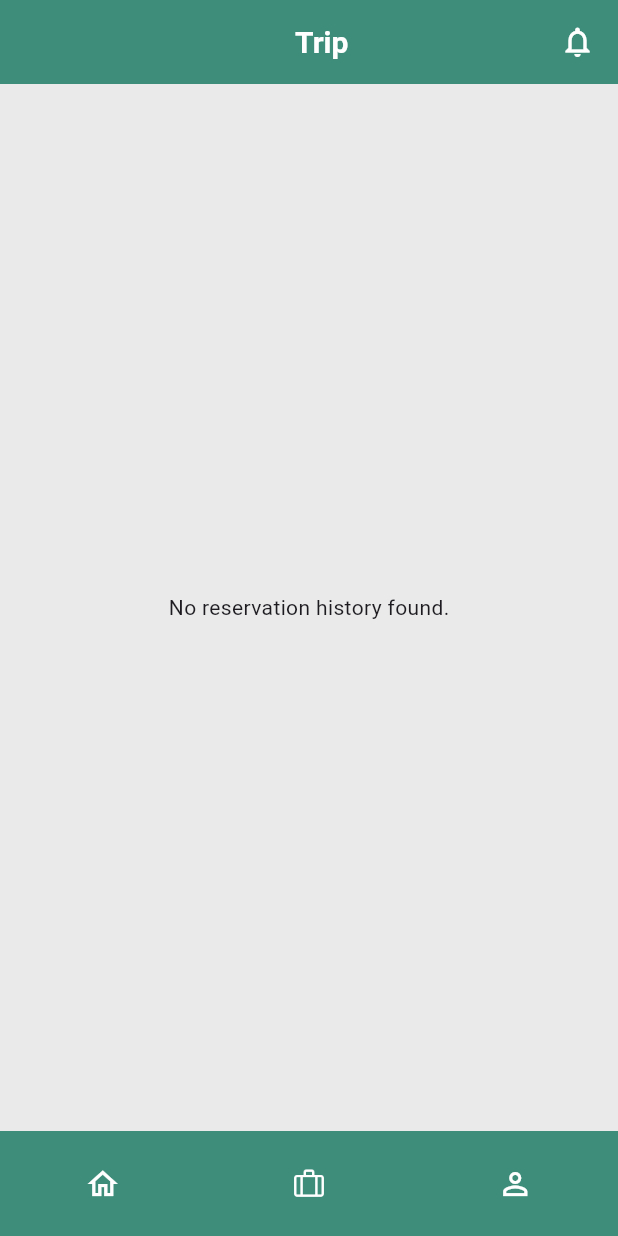
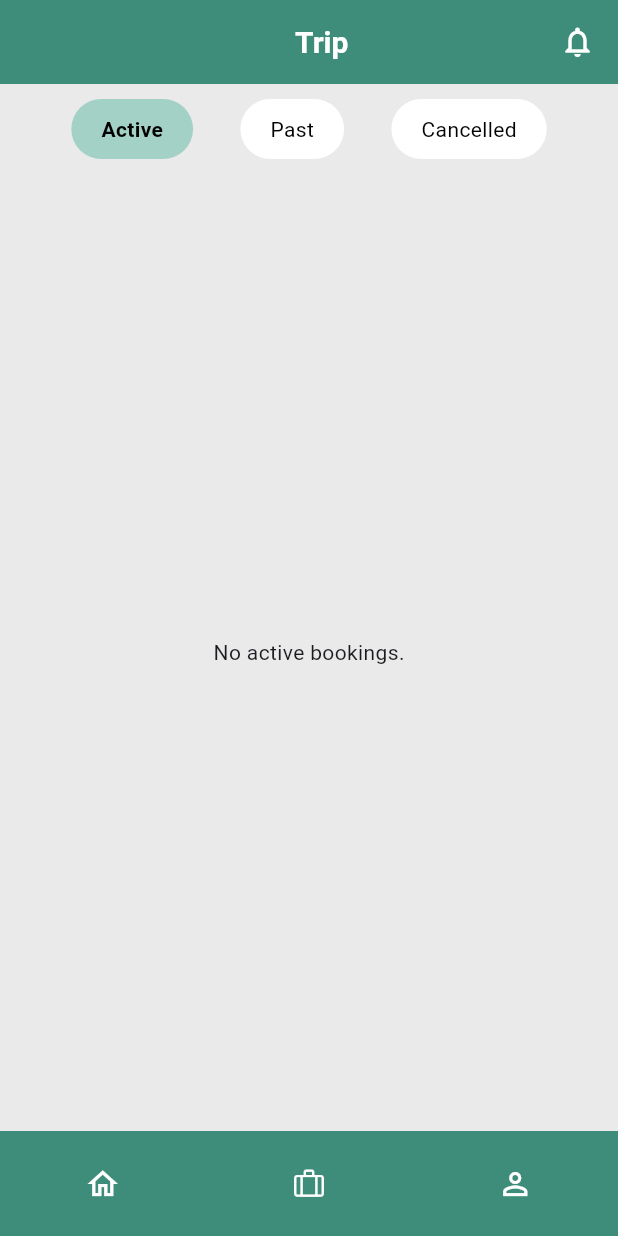
Before and after one commit to jatnipit/hotel-booking-project, a Flutter app: the screen it shows after launch, item 2 of the bottom bar chosen, on a phone screen of 412 x 824 dp. Run offline on Flutter 3.47's test engine with Material 3 defaults, Android fonts, the phone set to English and light mode, and no system bars; our stand-ins replace cloud_firestore, firebase_auth, firebase_core, google_sign_in; accounts and stored records are empty.

Commit message:
history tabs added

```diff
--- a/lib/screens/details_screen.dart
+++ b/lib/screens/details_screen.dart
@@ -100,7 +100,8 @@ class _DetailScreenState extends State<DetailScreen> {
         'checkOutDate': checkOutDate?.toString(),
         'roomName': widget.roomData['name'],
         'pricePerNight': widget.roomData['pricePerNight'],
-        'bookingTime': FieldValue.serverTimestamp(), // Added server timestamp
+        'bookingTime': FieldValue.serverTimestamp(),
+        'isCancelled': false, // Ensure every new booking is not cancelled
       });
       ScaffoldMessenger.of(context).showSnackBar(
         const SnackBar(content: Text('Book success.')),
--- a/lib/screens/reserve_history.dart
+++ b/lib/screens/reserve_history.dart
@@ -2,6 +2,7 @@ import 'package:flutter/material.dart';
 import 'package:cloud_firestore/cloud_firestore.dart';
 import 'package:firebase_auth/firebase_auth.dart';
 import 'package:intl/intl.dart';
+import 'package:project/materials/app_colors.dart';
 import 'package:project/screens/edit_booking_screen.dart';
 
 class ReserveHistory extends StatefulWidget {
@@ -11,7 +12,22 @@ class ReserveHistory extends StatefulWidget {
   State<ReserveHistory> createState() => _ReserveHistoryState();
 }
 
-class _ReserveHistoryState extends State<ReserveHistory> {
+class _ReserveHistoryState extends State<ReserveHistory>
+    with SingleTickerProviderStateMixin {
+  late TabController _tabController;
+
+  @override
+  void initState() {
+    super.initState();
+    _tabController = TabController(length: 3, vsync: this);
+  }
+
+  @override
+  void dispose() {
+    _tabController.dispose();
+    super.dispose();
+  }
+
   Future<List<Map<String, dynamic>>> fetchBookings() async {
     User? user = FirebaseAuth.instance.currentUser;
     String? userID = user?.uid;
@@ -43,22 +59,56 @@ class _ReserveHistoryState extends State<ReserveHistory> {
     return checkOutDate.difference(checkInDate).inDays;
   }
 
-  Future<void> deleteBooking(String bookingId) async {
+  Future<void> cancelBooking(String bookingId) async {
+    // Show confirmation dialog before cancelling
+    showDialog(
+      context: context,
+      builder: (BuildContext context) {
+        return AlertDialog(
+          title: const Text('Confirm Cancellation'),
+          content: const Text('Are you sure you want to cancel this trip?'),
+          actions: [
+            TextButton(
+              child: const Text('No'),
+              onPressed: () {
+                Navigator.of(context).pop(); // Dismiss the dialog
+              },
+            ),
+            TextButton(
+              child: const Text('Yes'),
+              onPressed: () async {
                 try {
                   await FirebaseFirestore.instance
                       .collection('bookings')
                       .doc(bookingId)
-          .delete();
+                      .update({'isCancelled': true});
                   ScaffoldMessenger.of(context).showSnackBar(
-        const SnackBar(content: Text('Booking deleted')),
+                    const SnackBar(content: Text('Booking cancelled')),
                   );
                   setState(() {});
                 } catch (e) {
-      print('Error deleting booking: $e');
+                  print('Error cancelling booking: $e');
+                  ScaffoldMessenger.of(context).showSnackBar(
+                    const SnackBar(content: Text('Error cancelling booking.')),
+                  );
                 }
+                Navigator.of(context).pop(); // Dismiss the dialog after action
+              },
+            ),
+          ],
+        );
+      },
+    );
   }
 
-  String getRemainingTime(Timestamp? bookingTimestamp) {
+  String getRemainingTime(
+      Timestamp? bookingTimestamp, bool isCancelled, bool isPast) {
+    if (isCancelled) {
+      return 'Cancelled';
+    }
+    if (isPast) {
+      return 'Completed';
+    }
     if (bookingTimestamp == null) return 'Not editable';
     DateTime bookingTime = bookingTimestamp.toDate();
     DateTime expirationTime = bookingTime.add(const Duration(minutes: 15));
@@ -69,27 +119,19 @@ class _ReserveHistoryState extends State<ReserveHistory> {
           DateFormat('HH:mm dd MMM yyyy').format(expirationTime);
       return 'Editable until $formattedTime';
     } else {
-      return 'Edit window closed';
+      return 'Uneditable';
     }
   }
 
-  @override
-  Widget build(BuildContext context) {
-    return Scaffold(
-      body: FutureBuilder<List<Map<String, dynamic>>>(
-        future: fetchBookings(),
-        builder: (context, snapshot) {
-          if (snapshot.connectionState == ConnectionState.waiting) {
-            return const Center(child: CircularProgressIndicator());
+  Widget buildBookingList(List<Map<String, dynamic>> bookings, String tabType) {
+    if (bookings.isEmpty) {
+      String message = tabType == 'active'
+          ? 'No active bookings.'
+          : tabType == 'past'
+              ? 'No past bookings.'
+              : 'No cancelled bookings.';
+      return Center(child: Text(message));
     }
-          if (snapshot.hasError) {
-            return Center(child: Text('Error: ${snapshot.error}'));
-          }
-          if (!snapshot.hasData || snapshot.data!.isEmpty) {
-            return const Center(child: Text('No reservation history found.'));
-          }
-
-          var bookings = snapshot.data!;
 
     return ListView.builder(
       padding: const EdgeInsets.all(10),
@@ -101,26 +143,25 @@ class _ReserveHistoryState extends State<ReserveHistory> {
           booking['checkOutDate'],
           int.parse(booking['pricePerNight'].toString()),
         );
-              int nights = calculateNights(
-                booking['checkInDate'],
-                booking['checkOutDate'],
-              );
+        int nights =
+            calculateNights(booking['checkInDate'], booking['checkOutDate']);
 
         Timestamp? bookingTimestamp = booking['bookingTime'];
-              bool canEdit = bookingTimestamp != null &&
-                  DateTime.now()
-                          .difference(bookingTimestamp.toDate())
-                          .inMinutes <
-                      15;
-              String remainingTime = getRemainingTime(bookingTimestamp);
+        bool isPast =
+            DateTime.parse(booking['checkOutDate']).isBefore(DateTime.now());
+        bool canEdit = !(booking['isCancelled'] ?? false) &&
+            DateTime.parse(booking['checkOutDate']).isAfter(DateTime.now()) &&
+            bookingTimestamp != null &&
+            DateTime.now().difference(bookingTimestamp.toDate()).inMinutes < 15;
+        String remainingTime = getRemainingTime(
+            bookingTimestamp, booking['isCancelled'] ?? false, isPast);
 
         return Card(
           margin: const EdgeInsets.symmetric(vertical: 8, horizontal: 10),
           elevation: 5,
           color: Colors.white,
-                shape: RoundedRectangleBorder(
-                  borderRadius: BorderRadius.circular(12),
-                ),
+          shape:
+              RoundedRectangleBorder(borderRadius: BorderRadius.circular(12)),
           child: Stack(
             children: [
               ListTile(
@@ -131,8 +172,7 @@ class _ReserveHistoryState extends State<ReserveHistory> {
                 subtitle: Column(
                   crossAxisAlignment: CrossAxisAlignment.start,
                   children: [
-                          Text(
-                              'Name: ${booking['name']} ${booking['surname']}'),
+                    Text('Name: ${booking['name']} ${booking['surname']}'),
                     Text(
                         'Check-in: ${DateFormat('dd MMM yyyy').format(DateTime.parse(booking['checkInDate']))}'),
                     Text(
@@ -141,13 +181,16 @@ class _ReserveHistoryState extends State<ReserveHistory> {
                     Text(
                       'Total Price: $totalPrice ฿',
                       style: const TextStyle(
-                                fontWeight: FontWeight.bold,
-                                color: Colors.green),
+                          fontWeight: FontWeight.bold, color: Colors.green),
                     ),
                     Text(
                       remainingTime,
                       style: TextStyle(
-                              color: canEdit ? Colors.blue : Colors.grey,
+                        color: remainingTime.startsWith('Editable')
+                            ? Colors.blue
+                            : remainingTime == 'Cancelled'
+                                ? Colors.red
+                                : Colors.grey,
                         fontStyle: FontStyle.italic,
                       ),
                     ),
@@ -156,7 +199,7 @@ class _ReserveHistoryState extends State<ReserveHistory> {
                 trailing: Row(
                   mainAxisSize: MainAxisSize.min,
                   children: [
-                          if (canEdit)
+                    if (canEdit) ...[
                       IconButton(
                         icon: const Icon(Icons.edit, color: Colors.blue),
                         onPressed: () {
@@ -166,17 +209,14 @@ class _ReserveHistoryState extends State<ReserveHistory> {
                               builder: (context) =>
                                   EditBookingScreen(booking: booking),
                             ),
-                                ).then((_) {
-                                  setState(() {});
-                                });
+                          ).then((_) => setState(() {}));
                         },
                       ),
                       IconButton(
-                            icon: const Icon(Icons.delete, color: Colors.red),
-                            onPressed: () {
-                              deleteBooking(booking['id']);
-                            },
+                        icon: const Icon(Icons.cancel, color: Colors.red),
+                        onPressed: () => cancelBooking(booking['id']),
                       ),
+                    ],
                   ],
                 ),
               ),
@@ -188,8 +228,7 @@ class _ReserveHistoryState extends State<ReserveHistory> {
                   style: const TextStyle(
                       fontSize: 14,
                       color: Colors.black54,
-                          fontWeight: FontWeight.bold,
-                        ),
+                      fontWeight: FontWeight.bold),
                 ),
               ),
             ],
@@ -197,7 +236,94 @@ class _ReserveHistoryState extends State<ReserveHistory> {
         );
       },
     );
+  }
+
+  @override
+  Widget build(BuildContext context) {
+    return Scaffold(
+      body: Column(
+        children: [
+          // Custom Tab Buttons
+          Padding(
+            padding: const EdgeInsets.symmetric(horizontal: 16, vertical: 10),
+            child: Row(
+              mainAxisAlignment: MainAxisAlignment.spaceEvenly,
+              children: [
+                for (int i = 0; i < 3; i++)
+                  InkWell(
+                    onTap: () {
+                      _tabController.animateTo(i);
+                      setState(() {}); // Rebuild to update tab appearance
                     },
+                    child: Container(
+                      padding: const EdgeInsets.symmetric(
+                          horizontal: 20, vertical: 10),
+                      decoration: BoxDecoration(
+                        color: _tabController.index == i
+                            ? AppColors.secondary
+                            : Colors.white,
+                        borderRadius: BorderRadius.circular(20),
+                      ),
+                      child: Text(
+                        ['Active', 'Past', 'Cancelled'][i],
+                        style: TextStyle(
+                          color: Colors.black,
+                          fontWeight: _tabController.index == i
+                              ? FontWeight.bold
+                              : FontWeight.normal,
+                        ),
+                      ),
+                    ),
+                  ),
+              ],
+            ),
+          ),
+          // Tab Content
+          Expanded(
+            child: FutureBuilder<List<Map<String, dynamic>>>(
+              future: fetchBookings(),
+              builder: (context, snapshot) {
+                if (snapshot.connectionState == ConnectionState.waiting) {
+                  return const Center(child: CircularProgressIndicator());
+                }
+                if (snapshot.hasError) {
+                  return Center(child: Text('Error: ${snapshot.error}'));
+                }
+                var allBookings = snapshot.data ?? [];
+
+                return TabBarView(
+                  controller: _tabController,
+                  children: [
+                    buildBookingList(
+                      allBookings
+                          .where((b) =>
+                              !(b['isCancelled'] ?? false) &&
+                              DateTime.parse(b['checkOutDate'])
+                                  .isAfter(DateTime.now()))
+                          .toList(),
+                      'active',
+                    ),
+                    buildBookingList(
+                      allBookings
+                          .where((b) =>
+                              !(b['isCancelled'] ?? false) &&
+                              DateTime.parse(b['checkOutDate'])
+                                  .isBefore(DateTime.now()))
+                          .toList(),
+                      'past',
+                    ),
+                    buildBookingList(
+                      allBookings
+                          .where((b) => b['isCancelled'] ?? false)
+                          .toList(),
+                      'cancelled',
+                    ),
+                  ],
+                );
+              },
+            ),
+          ),
+        ],
       ),
     );
   }
```
Also changed, not shown: lib/test.dart (added, +40 -0 lines). Lines whose indentation alone changed are shown as unchanged.
